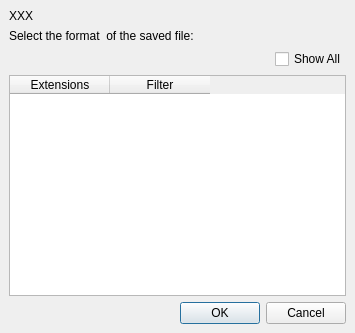
First picture: the form in src/gui/selectfilter.ui, repository trisyoungs/aten, before the edit.
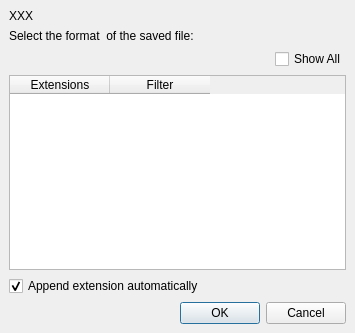
Second picture: the form after the edit. Icons and pictures are not drawn.

Commit message: Fixed - Enormously stupid error in afterLastChar(), leading to crashes in save dialogs when a filename with no extension was given. Added checkbox to SelectFilter dialog to allow/prevent automatic adding of filename extension to filename.

```diff
--- a/src/gui/selectfilter.ui
+++ b/src/gui/selectfilter.ui
@@ -92,6 +92,16 @@
      </column>
     </widget>
    </item>
+   <item>
+    <widget class="QCheckBox" name="AppendExtensionCheck" >
+     <property name="text" >
+      <string>Append extension automatically</string>
+     </property>
+     <property name="checked" >
+      <bool>true</bool>
+     </property>
+    </widget>
+   </item>
    <item>
     <widget class="QDialogButtonBox" name="buttonBox" >
      <property name="maximumSize" >
```
The commit also changes 5 other files.
